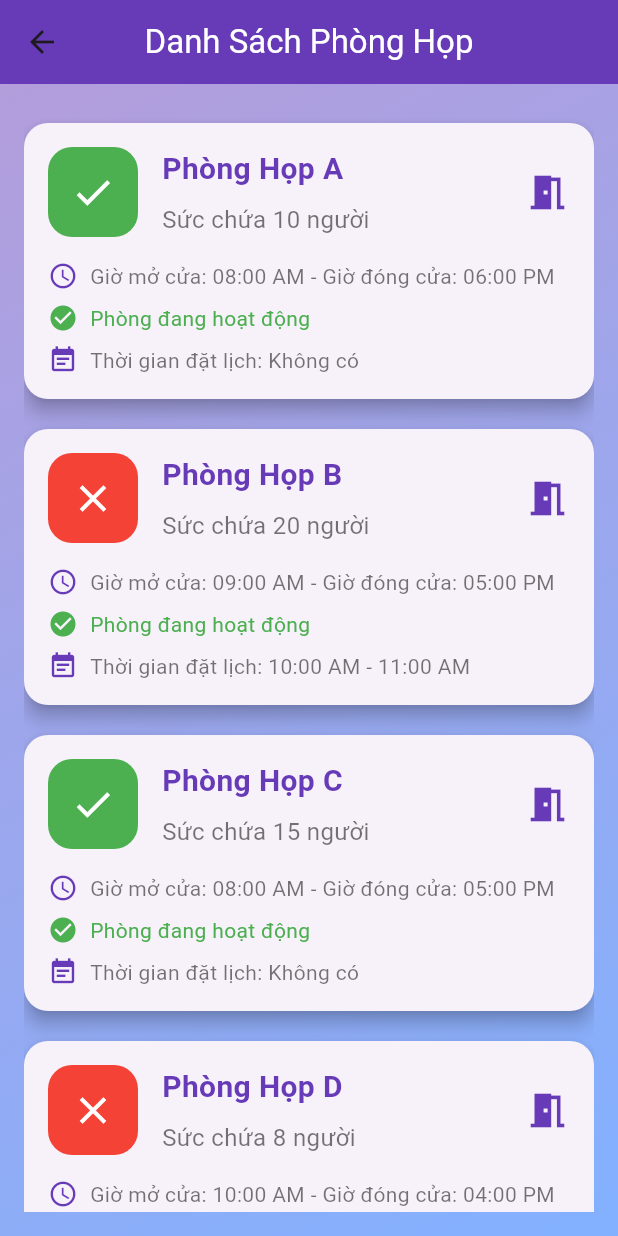
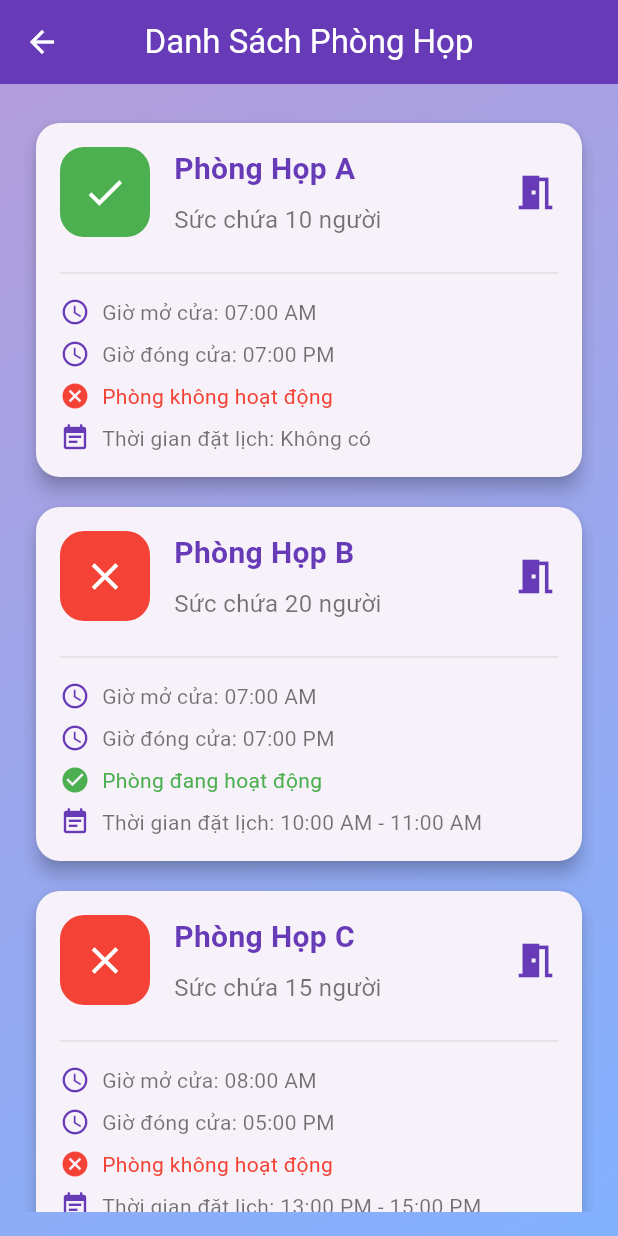
Before and after one commit to dekapro9x/vais_meeting_room, a Flutter app: the HomeScreen screen opened directly, after a tap on "Danh sách phòng họp", on a phone screen of 412 x 824 dp. Run offline on Flutter 3.47's test engine with Material 3 defaults, Android fonts, the phone set to English and light mode, and no system bars; our stand-ins replace after_layout, bloc, dio, event_bus, flutter_bloc, flutter_svg and 8 more; missing offline and left inert: bmprogresshud; accounts and stored records are empty.

Commit message:
List room chat manage: update set and get _appPref storage

```diff
--- a/lib/configs/global_constants.dart
+++ b/lib/configs/global_constants.dart
@@ -3,4 +3,5 @@ class GlobalConstants {
   static const String kSkipOnboard = 'SKIP_ON_BOARD';
   static const String kLanguage = 'LANGUAGE';
   static const String isAcceptPolicy = 'IS_ACCEPT_POLICY';
+  static const String listRoomMeetingManage = 'LIST_ROOM_MEETING_MANAGE';
 }
--- a/lib/configs/storages/app_prefs.dart
+++ b/lib/configs/storages/app_prefs.dart
@@ -1,11 +1,33 @@
+import 'dart:convert';
 import 'package:app_base_flutter/configs/global_constants.dart';
 import 'package:app_base_flutter/configs/storages/base_prefs.dart';
+import 'package:app_base_flutter/models/home/response/room_list_response.dart';
 
 class AppPrefStorage extends BasePrefsStorage {
   static Future<AppPrefStorage> instance() async {
     final _appPref = AppPrefStorage();
     await _appPref.init();
     return _appPref;
+  }
+
+  //Lưu lại danh sách phòng họp được quản lý (Có thể thêm bớt, sửa xoá từ admin):
+  Future<void> setListRoomMeetingManage({required List<Room> rooms}) async {
+    List<Map<String, dynamic>> roomJsonList =
+        rooms.map((room) => room.toJson()).toList();
+    String jsonString = jsonEncode(roomJsonList);
+    await setValueForKey(GlobalConstants.listRoomMeetingManage, jsonString);
+  }
+
+  //Lấy danh sách phòng họp được quản lý:
+  Future<List<Room>> getListRoomMeetingManage() async {
+    String? jsonString =
+        await getValueForKey(GlobalConstants.listRoomMeetingManage);
+    if (jsonString != null && jsonString.isNotEmpty) {
+      List<dynamic> jsonData = jsonDecode(jsonString);
+      return jsonData.map((json) => Room.fromJson(json)).toList();
+    } else {
+      return [];
+    }
   }
 
   Future<void> saveActionsAcceptPolicyUseApp({required bool isAccept}) async {
@@ -18,7 +40,7 @@ class AppPrefStorage extends BasePrefsStorage {
 
   Future<String> getToken() async {
     await getValueForKey(GlobalConstants.TokenUserLogin);
-    return 'USER_TOKEN:Whsjdhasdioueindajskdsa';
+    return 'USER_TOKEN';
   }
 
   Future<void> saveSkipOnboard({required bool isSkip}) async {
@@ -33,5 +55,4 @@ class AppPrefStorage extends BasePrefsStorage {
   Future<void> savelanguage({required String languageCode}) async {
     await this.setValueForKey(GlobalConstants.kLanguage, languageCode);
   }
-
 }
--- a/lib/configs/storages/base_prefs.dart
+++ b/lib/configs/storages/base_prefs.dart
@@ -8,11 +8,18 @@ class BasePrefsStorage {
     prefs = await SharedPreferences.getInstance();
   }
 
-  T getValueForKey<T>(String key) {
-    return prefs?.get(key) as T;
+  T? getValueForKey<T>(String key) {
+    if (prefs == null) {
+      throw Exception("SharedPreferences chưa được khởi tạo. Hãy gọi init() trước khi sử dụng.");
+    }
+    return prefs!.get(key) as T?;
   }
 
   Future<bool> setValueForKey(String key, dynamic value) {
+    if (prefs == null) {
+      throw Exception("SharedPreferences chưa được khởi tạo. Hãy gọi init() trước khi sử dụng.");
+    }
+
     if (value is int) {
       return prefs!.setInt(key, value);
     }
@@ -38,6 +45,9 @@ class BasePrefsStorage {
   }
 
   Future<void> remove({required String key}) async {
+    if (prefs == null) {
+      throw Exception("SharedPreferences chưa được khởi tạo. Hãy gọi init() trước khi sử dụng.");
+    }
     await prefs!.remove(key);
   }
 }
--- a/lib/main.dart
+++ b/lib/main.dart
@@ -12,6 +12,8 @@
 import 'package:get/get_utils/src/extensions/internacionalization.dart';
 import 'package:app_base_flutter/screens/splash_screen/splash_screen_logo_app.dart';
 import 'package:app_base_flutter/configs/get_it/get_it.dart';
+import 'package:app_base_flutter/configs/storages/app_prefs.dart';
+import 'package:app_base_flutter/models/home/response/room_list_response.dart';
 
 void main() async {
   logWithColor('BeoTranDev...Run main()', green);
@@ -31,16 +33,75 @@
 class _MyAppState extends State<MyApp>
     with WidgetsBindingObserver, AfterLayoutMixin {
   final List<AppLifecycleState> _stateHistoryList = <AppLifecycleState>[];
+  final AppPrefStorage _appPref = AppPrefStorage();
+  final List<Map<String, dynamic>> roomsMeetingManage = [
+    {
+      "name": "Phòng Họp A",
+      "description": "Sức chứa 10 người",
+      "status": "available",
+      "openingHours": "07:00 AM",
+      "closingHours": "07:00 PM",
+      "isActive": false,
+      "bookedTime": "Không có",
+    },
+    {
+      "name": "Phòng Họp B",
+      "description": "Sức chứa 20 người",
+      "status": "booked",
+      "openingHours": "07:00 AM",
+      "closingHours": "07:00 PM",
+      "isActive": true,
+      "bookedTime": "10:00 AM - 11:00 AM",
+    },
+    {
+      "name": "Phòng Họp C",
+      "description": "Sức chứa 15 người",
+      "status": "booked",
+      "openingHours": "08:00 AM",
+      "closingHours": "05:00 PM",
+      "isActive": false,
+      "bookedTime": "13:00 PM - 15:00 PM",
+    },
+    {
+      "name": "Phòng Họp D",
+      "description": "Sức chứa 8 người",
+      "status": "available",
+      "openingHours": "10:00 AM",
+      "closingHours": "04:00 PM",
+      "isActive": false,
+      "bookedTime": "02:00 PM - 03:00 PM",
+    },
+    {
+      "name": "Phòng Họp E",
+      "description": "Sức chứa 12 người",
+      "status": "available",
+      "openingHours": "08:30 AM",
+      "closingHours": "06:30 PM",
+      "isActive": false,
+      "bookedTime": "Không có",
+    },
+  ];
   @override
   Future<void> afterFirstLayout(BuildContext context) async {}
 
   @override
   void initState() {
     super.initState();
-    WidgetsBinding.instance.addObserver(this);
-    if (WidgetsBinding.instance.lifecycleState != null) {
-      _stateHistoryList.add(WidgetsBinding.instance.lifecycleState!);
+    saveRoomMeetingList();
+    if (WidgetsBinding.instance != null) {
+      WidgetsBinding.instance.addObserver(this);
+      if (WidgetsBinding.instance.lifecycleState != null) {
+        _stateHistoryList.add(WidgetsBinding.instance.lifecycleState!);
+      }
     }
+  }
+
+  Future<void> saveRoomMeetingList() async {
+    await _appPref.init();
+    List<Room> roomsList =
+        roomsMeetingManage.map((roomJson) => Room.fromJson(roomJson)).toList();
+    logWithColor('Danh sách room meeting: $roomsList', red);
+    await _appPref.setListRoomMeetingManage(rooms: roomsList);
   }
 
   bool alreadyAddedOverlays = false;
--- a/lib/models/home/response/room_list_response.dart
+++ b/lib/models/home/response/room_list_response.dart
@@ -2,11 +2,19 @@ class Room {
   final String name;
   final String description;
   final String status;
+  final String openingHours;
+  final String closingHours;
+  final bool isActive;
+  final String bookedTime;
 
   Room({
     required this.name,
     required this.description,
     required this.status,
+    required this.openingHours,
+    required this.closingHours,
+    required this.isActive,
+    required this.bookedTime,
   });
 
   factory Room.fromJson(Map<String, dynamic> json) {
@@ -14,6 +22,10 @@ class Room {
       name: json['name'] as String,
       description: json['description'] as String,
       status: json['status'] as String,
+      openingHours: json['openingHours'] as String,
+      closingHours: json['closingHours'] as String,
+      isActive: json['isActive'] as bool,
+      bookedTime: json['bookedTime'] as String,
     );
   }
 
@@ -22,6 +34,25 @@ class Room {
       'name': name,
       'description': description,
       'status': status,
+      'openingHours': openingHours,
+      'closingHours': closingHours,
+      'isActive': isActive,
+      'bookedTime': bookedTime,
     };
   }
 }
+
+class RoomListResponse {
+  final List<Room> rooms;
+
+  RoomListResponse({required this.rooms});
+
+  factory RoomListResponse.fromJson(List<dynamic> jsonList) {
+    List<Room> roomList = jsonList.map((json) => Room.fromJson(json)).toList();
+    return RoomListResponse(rooms: roomList);
+  }
+
+  List<Map<String, dynamic>> toJson() {
+    return rooms.map((room) => room.toJson()).toList();
+  }
+}
--- a/lib/screens/vais_list_room_manage/list_room_screen.dart
+++ b/lib/screens/vais_list_room_manage/list_room_screen.dart
@@ -1,60 +1,33 @@
 import 'package:flutter/material.dart';
+import 'package:app_base_flutter/configs/storages/app_prefs.dart';
+import 'package:app_base_flutter/common/log_utils.dart';
+import 'package:app_base_flutter/models/home/response/room_list_response.dart';
 
 class ListRoomScreen extends StatefulWidget {
   const ListRoomScreen({Key? key}) : super(key: key);
-
   @override
   _ListRoomScreenState createState() => _ListRoomScreenState();
 }
 
 class _ListRoomScreenState extends State<ListRoomScreen> {
-  final List<Map<String, dynamic>> _rooms = [
-    {
-      "name": "Phòng Họp A",
-      "description": "Sức chứa 10 người",
-      "status": "available",
-      "openingHours": "08:00 AM",
-      "closingHours": "06:00 PM",
-      "isActive": true,
-      "bookedTime": "Không có",
-    },
-    {
-      "name": "Phòng Họp B",
-      "description": "Sức chứa 20 người",
-      "status": "booked",
-      "openingHours": "09:00 AM",
-      "closingHours": "05:00 PM",
-      "isActive": true,
-      "bookedTime": "10:00 AM - 11:00 AM",
-    },
-    {
-      "name": "Phòng Họp C",
-      "description": "Sức chứa 15 người",
-      "status": "available",
-      "openingHours": "08:00 AM",
-      "closingHours": "05:00 PM",
-      "isActive": true,
-      "bookedTime": "Không có",
-    },
-    {
-      "name": "Phòng Họp D",
-      "description": "Sức chứa 8 người",
-      "status": "booked",
-      "openingHours": "10:00 AM",
-      "closingHours": "04:00 PM",
-      "isActive": false,
-      "bookedTime": "02:00 PM - 03:00 PM",
-    },
-    {
-      "name": "Phòng Họp E",
-      "description": "Sức chứa 12 người",
-      "status": "available",
-      "openingHours": "08:30 AM",
-      "closingHours": "06:30 PM",
-      "isActive": true,
-      "bookedTime": "Không có",
-    },
-  ];
+  final AppPrefStorage _appPref = AppPrefStorage();
+  List<Room> roomMeetingState = [];
+
+  @override
+  void initState() {
+    getListRoomMeetingManage();
+    super.initState();
+  }
+
+  //Lấy danh sách phòng họp được quản lý:
+  Future<void> getListRoomMeetingManage() async {
+    await _appPref.init();
+    final listRooomChat = await _appPref.getListRoomMeetingManage();
+    logWithColor('Danh sách room chat: $listRooomChat', green);
+    setState(() {
+      roomMeetingState = listRooomChat;
+    });
+  }
 
   @override
   Widget build(BuildContext context) {
@@ -66,6 +39,9 @@ class _ListRoomScreenState extends State<ListRoomScreen> {
         ),
         centerTitle: true,
         backgroundColor: Colors.deepPurple,
+        iconTheme: const IconThemeData(
+          color: Colors.white,
+        ),
       ),
       body: Container(
         decoration: BoxDecoration(
@@ -75,29 +51,36 @@ class _ListRoomScreenState extends State<ListRoomScreen> {
             colors: [Colors.deepPurple.shade200, Colors.blueAccent.shade100],
           ),
         ),
-        child: Padding(
+        child: roomMeetingState.isNotEmpty
+            ? Padding(
                 padding: const EdgeInsets.all(16.0),
                 child: ListView.builder(
-            itemCount: _rooms.length,
+                  itemCount: roomMeetingState.length,
                   itemBuilder: (context, index) {
-              return _buildRoomCard(_rooms[index]);
+                    return renderBuildRoomCard(roomMeetingState[index]);
                   },
+                ),
+              )
+            : const Center(
+                child: Text(
+                  'Không có phòng họp nào.',
+                  style: TextStyle(fontSize: 18, color: Colors.grey),
                 ),
               ),
       ),
     );
   }
 
-  Widget _buildRoomCard(Map<String, dynamic> room) {
-    bool isAvailable = room["status"] == "available";
-    bool isActive = room["isActive"] == true;
+  Widget renderBuildRoomCard(Room room) {
+    bool isAvailable = room.status == "available";
+    bool isActive = room.isActive;
 
     return Card(
       shape: RoundedRectangleBorder(
         borderRadius: BorderRadius.circular(16.0),
       ),
       elevation: 5,
-      margin: const EdgeInsets.symmetric(vertical: 10.0),
+      margin: const EdgeInsets.symmetric(vertical: 10.0, horizontal: 8.0),
       child: Padding(
         padding: const EdgeInsets.all(16.0),
         child: Column(
@@ -124,7 +107,7 @@ class _ListRoomScreenState extends State<ListRoomScreen> {
                     crossAxisAlignment: CrossAxisAlignment.start,
                     children: [
                       Text(
-                        room["name"],
+                        room.name,
                         style: const TextStyle(
                           fontSize: 20,
                           fontWeight: FontWeight.bold,
@@ -133,7 +116,7 @@ class _ListRoomScreenState extends State<ListRoomScreen> {
                       ),
                       const SizedBox(height: 8),
                       Text(
-                        room["description"],
+                        room.description,
                         style: const TextStyle(
                           fontSize: 16,
                           color: Colors.black54,
@@ -150,6 +133,9 @@ class _ListRoomScreenState extends State<ListRoomScreen> {
               ],
             ),
             const SizedBox(height: 16),
+            Divider(color: Colors.grey[300]),
+            const SizedBox(height: 8),
+            // Thời gian mở cửa và đóng cửa
             Row(
               children: [
                 const Icon(
@@ -158,16 +144,39 @@ class _ListRoomScreenState extends State<ListRoomScreen> {
                   size: 20,
                 ),
                 const SizedBox(width: 8),
-                Text(
-                  'Giờ mở cửa: ${room["openingHours"]} - Giờ đóng cửa: ${room["closingHours"]}',
+                Expanded(
+                  child: Text(
+                    'Giờ mở cửa: ${room.openingHours}',
                     style: const TextStyle(
                       fontSize: 14,
                       color: Colors.black54,
                     ),
                   ),
+                ),
               ],
             ),
             const SizedBox(height: 8),
+            Row(
+              children: [
+                const Icon(
+                  Icons.access_time,
+                  color: Colors.deepPurple,
+                  size: 20,
+                ),
+                const SizedBox(width: 8),
+                Expanded(
+                  child: Text(
+                    'Giờ đóng cửa: ${room.closingHours}',
+                    style: const TextStyle(
+                      fontSize: 14,
+                      color: Colors.black54,
+                    ),
+                  ),
+                ),
+              ],
+            ),
+            const SizedBox(height: 8),
+            // Trạng thái hoạt động của phòng
             Row(
               children: [
                 Icon(
@@ -186,6 +195,7 @@ class _ListRoomScreenState extends State<ListRoomScreen> {
               ],
             ),
             const SizedBox(height: 8),
+            // Thời gian đặt lịch của phòng
             Row(
               children: [
                 const Icon(
@@ -194,11 +204,13 @@ class _ListRoomScreenState extends State<ListRoomScreen> {
                   size: 20,
                 ),
                 const SizedBox(width: 8),
-                Text(
-                  'Thời gian đặt lịch: ${room["bookedTime"]}',
+                Expanded(
+                  child: Text(
+                    'Thời gian đặt lịch: ${room.bookedTime}',
                     style: const TextStyle(
                       fontSize: 14,
                       color: Colors.black54,
+                    ),
                   ),
                 ),
               ],
```
Lines whose indentation alone changed are shown as unchanged.
